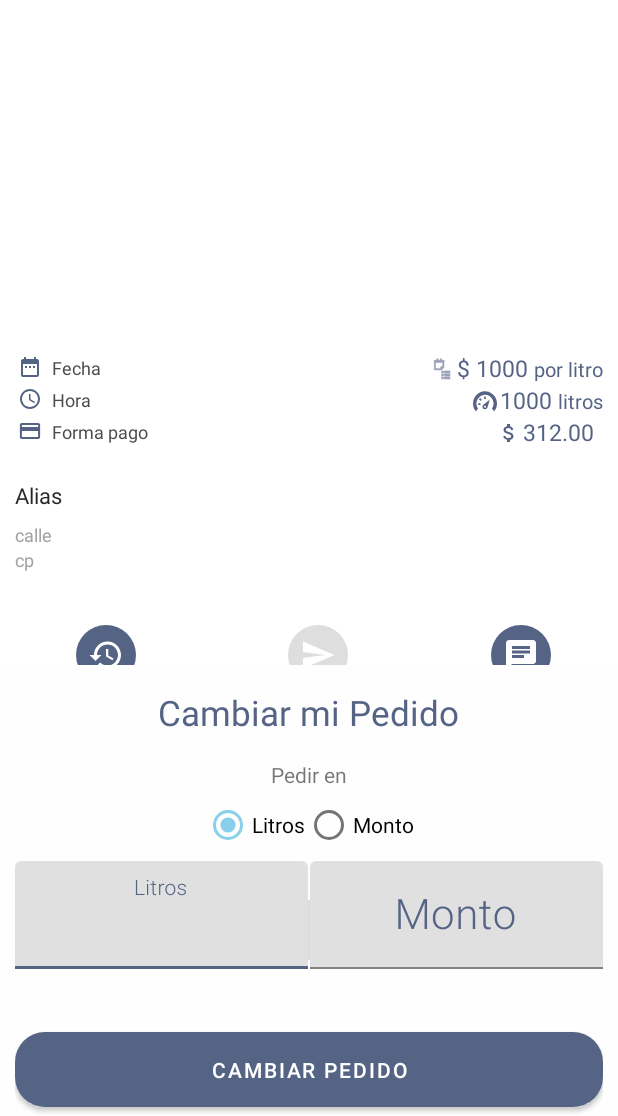
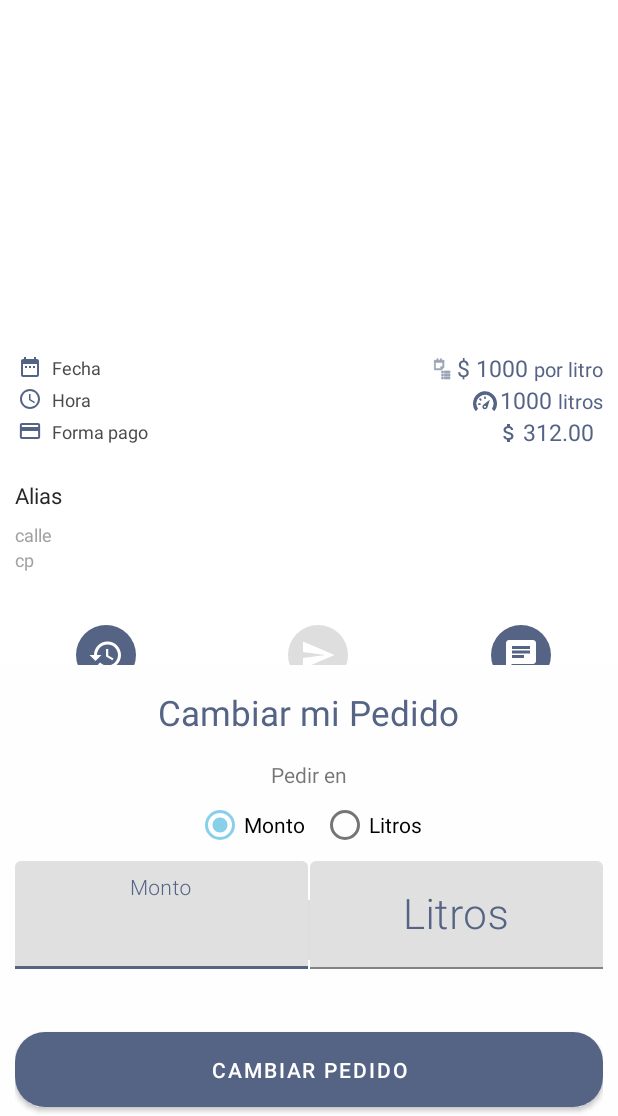
Before and after one commit to agsneutron/cicili-android, an Android app: the PedidoAceptadoActivity screen opened directly, with no data from a screen before it, after a tap on an icon or button, on a phone screen of 412 x 824 dp, the part 120-1236 px from its top. Run offline under Robolectric (Android 15) with nearby library versions, the phone set to English and light mode, and no system bars; our stand-ins replace Volley; network calls fail; 15 statements that could not run were skipped.

Commit message:
monto 0 en cambiar pedido

```diff
--- a/app/src/main/java/com/cicili/mx/cicili/PedidoAceptadoActivity.java
+++ b/app/src/main/java/com/cicili/mx/cicili/PedidoAceptadoActivity.java
@@ -566,12 +566,12 @@ public class PedidoAceptadoActivity extends AppCompatActivity implements OnMapRe
 
                 Log.i("BottomSheetsCambiar", "Nuevo estado: " + nuevoEstado);
                 final RadioGroup rgMontoLitro = (RadioGroup) findViewById(R.id.rgMontoLitro);
-                rgMontoLitro.check(R.id.litro);
+                rgMontoLitro.check(R.id.monto);
                 String formapagoseleccionada="";
-                final TextInputEditText input_monto_litros = (TextInputEditText) findViewById(R.id.input);
-                final TextInputEditText calculo_monto_litro = (TextInputEditText) findViewById(R.id.calculo_input);
-                final TextInputLayout calculoinput = (TextInputLayout) findViewById(R.id.calculoinput);
-                final TextInputLayout labelinput = (TextInputLayout) findViewById(R.id.labelinput);
+                final TextInputEditText input_monto_litros = findViewById(R.id.input);
+                final TextInputEditText calculo_monto_litro = findViewById(R.id.calculo_input);
+                final TextInputLayout calculoinput = findViewById(R.id.calculoinput);
+                final TextInputLayout labelinput = findViewById(R.id.labelinput);
 
                 rgMontoLitro.setOnCheckedChangeListener(new RadioGroup.OnCheckedChangeListener() {
                     @Override
@@ -605,35 +605,38 @@ public class PedidoAceptadoActivity extends AppCompatActivity implements OnMapRe
 
                     @Override
                     public void afterTextChanged(Editable editable) {
+
                         Double nuevoprecio;
                         Double calculaLitros;
-                        if(!input_monto_litros.getText().toString().isEmpty()) {
-                            if (rgMontoLitro.getCheckedRadioButtonId() == R.id.litro) {
-
+
+                        if (rgMontoLitro.getCheckedRadioButtonId() == R.id.litro) {
+                            if(input_monto_litros.getText().toString().equals("")){
+                                calculo_monto_litro.setText("");
+                            }
+                            else {
                                 if (Double.valueOf(input_monto_litros.getText().toString()) > 0) {
-                                    //nuevoprecio = client.getAutotanquesCercanosArrayList().get(pipaSeleccionada).getPrecio() * Double.valueOf(input_monto_litros.getText().toString());
                                     nuevoprecio = Double.parseDouble(client.getSeguimientoPedido().getPrecio()) * Double.valueOf(input_monto_litros.getText().toString());
                                     calculo_monto_litro.setText(String.valueOf(nuevoprecio));
                                     monto_c = nuevoprecio;
                                     litro_c = Double.parseDouble(input_monto_litros.getText().toString());
+                                } else {
+                                    calculo_monto_litro.setText("");
                                 }
-                                else{
-                                    calculo_monto_litro.setText(String.valueOf(0));
-                                }
-                            } else if (rgMontoLitro.getCheckedRadioButtonId() == R.id.monto) {
+                            }
+                        } else if (rgMontoLitro.getCheckedRadioButtonId() == R.id.monto) {
+                            if (input_monto_litros.getText().toString().equals("")) {
+                                calculo_monto_litro.setText("");
+                            }
+                            else{
                                 if (Double.valueOf(input_monto_litros.getText().toString()) > 0) {
                                     calculaLitros = (Double.valueOf(input_monto_litros.getText().toString()) /  Double.parseDouble(client.getSeguimientoPedido().getPrecio()));
                                     calculo_monto_litro.setText(String.valueOf(calculaLitros));
                                     monto_c = Double.parseDouble(input_monto_litros.getText().toString());
                                     litro_c = calculaLitros;
-                                }
-                                else{
-                                    calculo_monto_litro.setText(String.valueOf(0));
+                                } else {
+                                    calculo_monto_litro.setText("");
                                 }
                             }
-                        }
-                        else {
-                            input_monto_litros.setText("0");
                         }
                     }
                 });
@@ -698,7 +701,7 @@ public class PedidoAceptadoActivity extends AppCompatActivity implements OnMapRe
                                 else{
                                    // Toast toast = Toast.makeText(getContext(),  "Espera a que se asigne tu pedido", Toast.LENGTH_LONG);
                                    // toast.show();
-                                    Snackbar.make(view, "por el momento, no es posible actualizar tu pedido.", Snackbar.LENGTH_LONG).show();
+                                    Snackbar.make(view, "Por el momento, no es posible actualizar tu pedido.", Snackbar.LENGTH_LONG).show();
 
                                 }
                             } catch (JSONException e) {
--- a/app/src/main/res/layout/bottom_sheet_cambiar.xml
+++ b/app/src/main/res/layout/bottom_sheet_cambiar.xml
@@ -51,6 +51,14 @@
             android:orientation="horizontal">
 
             <RadioButton
+                android:id="@+id/monto"
+                android:layout_width="match_parent"
+                android:layout_height="wrap_content"
+                android:layout_weight="1"
+                android:text="@string/monto"
+                android:layout_marginRight="5dp"/>
+
+            <RadioButton
                 android:id="@+id/litro"
                 android:layout_width="match_parent"
                 android:layout_height="wrap_content"
@@ -58,13 +66,7 @@
                 android:text="@string/litro"
                 android:layout_marginLeft="5dp"/>
 
-            <RadioButton
-                android:id="@+id/monto"
-                android:layout_width="match_parent"
-                android:layout_height="wrap_content"
-                android:layout_weight="1"
-                android:text="@string/monto"
-                android:layout_marginRight="5dp"/>
+
 
 
         </RadioGroup>
@@ -87,7 +89,7 @@
                 android:id="@+id/labelinput"
                 android:layout_width="match_parent"
                 android:layout_height="wrap_content"
-                android:hint="@string/litros"
+                android:hint="@string/monto"
                 android:textColorHint="@color/colorPrimaryDark"
                 app:errorEnabled="true"
                 app:hintTextAppearance="@style/HintText">
@@ -141,7 +143,7 @@
                 android:id="@+id/calculoinput"
                 android:layout_width="match_parent"
                 android:layout_height="wrap_content"
-                android:hint="@string/precio"
+                android:hint="@string/litros"
                 android:textColorHint="@color/colorPrimaryDark"
                 app:errorEnabled="true"
                 app:hintTextAppearance="@style/HintText">
```
